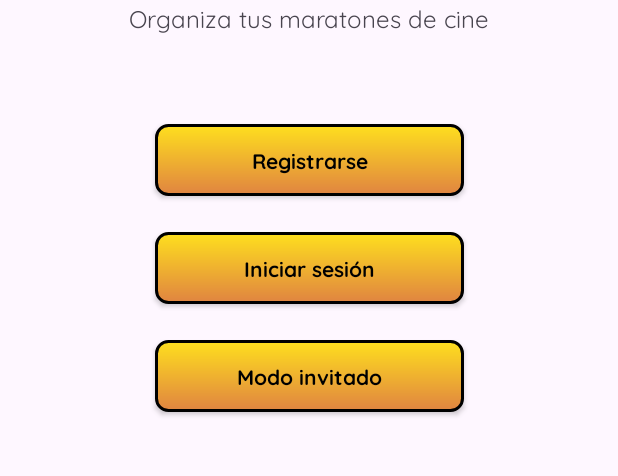
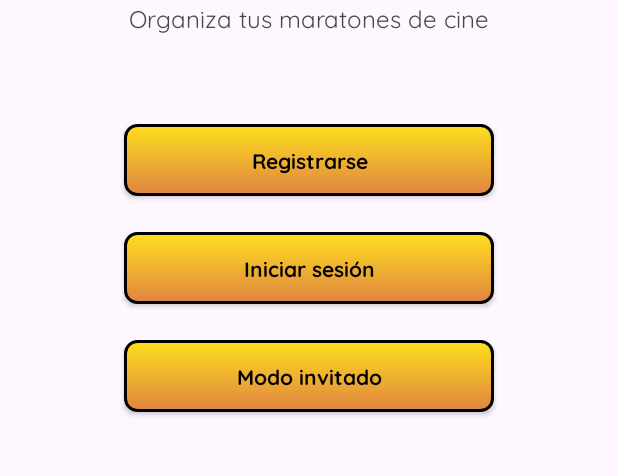
Before and after one commit to Ing27Dev/Filmathon, an Android app: the screen it shows after launch (MainActivity), on a phone screen of 412 x 824 dp, the part 465-941 px from its top. Run offline under Robolectric (Android 15) with nearby library versions, the phone set to English and light mode, and no system bars.

Commit message:
Arreglos advertencias y cambios menores

```diff
--- a/app/src/main/res/drawable/btn_filmathon.xml
+++ b/app/src/main/res/drawable/btn_filmathon.xml
@@ -2,13 +2,13 @@
 <shape xmlns:android="http://schemas.android.com/apk/res/android" android:shape="rectangle">
 
     <gradient
-        android:startColor="#E08441"
-        android:endColor="#fedf1e"
+        android:startColor="@color/filmathon_orange"
+        android:endColor="@color/filmathon_yellow"
         android:angle="90" />
 
     <stroke
         android:width="2dp"
-        android:color="#000000" />
+        android:color="@color/black" />
 
     <corners android:radius="8dp" />
 </shape>
--- a/app/src/main/res/drawable/input_background.xml
+++ b/app/src/main/res/drawable/input_background.xml
@@ -1,7 +1,7 @@
 <?xml version="1.0" encoding="utf-8"?>
 <shape xmlns:android="http://schemas.android.com/apk/res/android" android:shape="rectangle">
 
-    <solid android:color="#33FFA726" />
+    <solid android:color="@color/filmathon_orange_tranparent" />
     <corners android:radius="4dp" />
 
 </shape>
--- a/app/src/main/res/drawable/scroll_thumb.xml
+++ b/app/src/main/res/drawable/scroll_thumb.xml
@@ -1,6 +1,6 @@
 <?xml version="1.0" encoding="utf-8"?>
 <shape xmlns:android="http://schemas.android.com/apk/res/android">
-    <solid android:color="#E08441" />
+    <solid android:color="@color/filmathon_orange" />
     <corners android:radius="4dp" />
     <size android:width="4dp" />
 </shape>
--- a/app/src/main/res/layout/activity_main.xml
+++ b/app/src/main/res/layout/activity_main.xml
@@ -11,7 +11,7 @@
     <ImageView
         android:id="@+id/ivLogo"
         android:src="@drawable/logo"
-        android:contentDescription="Logo de Filmathon"
+        android:contentDescription="@string/logo_filmathon"
         android:scaleType="centerCrop"
         android:layout_width="285dp"
         android:layout_height="250dp"
@@ -22,7 +22,7 @@
 
     <TextView
         android:id="@+id/tvSubtitulo"
-        android:text="Organiza tus maratones de cine"
+        android:text="@string/subtitle_principal"
         android:fontFamily="@font/QuicksandRegular"
         android:textSize="16sp"
         android:layout_width="wrap_content"
@@ -34,7 +34,7 @@
 
     <Button
         android:id="@+id/btnRegistrarse"
-        android:text="Registrarse"
+        android:text="@string/registrarse"
         style="@style/FilmathonButton"
         app:backgroundTint="@null"
         android:layout_width="0dp"
@@ -43,11 +43,11 @@
         app:layout_constraintStart_toStartOf="parent"
         app:layout_constraintEnd_toEndOf="parent"
         android:layout_marginTop="60dp"
-        app:layout_constraintWidth_percent="0.5"/>
+        app:layout_constraintWidth_percent="0.6"/>
 
     <Button
         android:id="@+id/btnIniciarSesion"
-        android:text="Iniciar sesión"
+        android:text="@string/login"
         style="@style/FilmathonButton"
         app:backgroundTint="@null"
         android:layout_width="0dp"
@@ -56,11 +56,11 @@
         app:layout_constraintStart_toStartOf="parent"
         app:layout_constraintEnd_toEndOf="parent"
         android:layout_marginTop="24dp"
-        app:layout_constraintWidth_percent="0.5"/>
+        app:layout_constraintWidth_percent="0.6"/>
 
     <Button
         android:id="@+id/btnInvitado"
-        android:text="Modo invitado"
+        android:text="@string/modo_invitado"
         style="@style/FilmathonButton"
         app:backgroundTint="@null"
         android:layout_width="0dp"
@@ -69,6 +69,6 @@
         app:layout_constraintStart_toStartOf="parent"
         app:layout_constraintEnd_toEndOf="parent"
         android:layout_marginTop="24dp"
-        app:layout_constraintWidth_percent="0.5"/>
+        app:layout_constraintWidth_percent="0.6"/>
 
 </androidx.constraintlayout.widget.ConstraintLayout>
--- a/app/src/main/res/values/colors.xml
+++ b/app/src/main/res/values/colors.xml
@@ -2,4 +2,8 @@
 <resources>
     <color name="black">#FF000000</color>
     <color name="white">#FFFFFFFF</color>
+    <color name="filmathon_orange">#E08441</color>
+    <color name="filmathon_yellow">#fedf1e</color>
+    <color name="filmathon_orange_tranparent">#33FFA726</color>
+    <color name="filmathon_card">#FFFBE6</color>
 </resources>
--- a/app/src/main/res/values/themes.xml
+++ b/app/src/main/res/values/themes.xml
@@ -8,7 +8,7 @@
     <style name="FilmathonButton" parent="Widget.AppCompat.Button">
         <item name="android:background">@drawable/btn_filmathon</item>
         <item name="android:fontFamily">@font/QuicksandBold</item>
-        <item name="android:textColor">#000000</item>
+        <item name="android:textColor">@color/black</item>
         <item name="android:textAllCaps">false</item>
     </style>
 
```
Also changed, not shown: app/src/main/res/layout/activity_create_marathon.xml (+28 -20 lines), app/src/main/res/layout/activity_movie_datail.xml (+11 -9 lines), app/src/main/res/layout/activity_result.xml (+9 -9 lines), app/src/main/res/layout/item_movie.xml (+6 -5 lines), app/src/main/res/values/strings.xml (+25 -0 lines).
